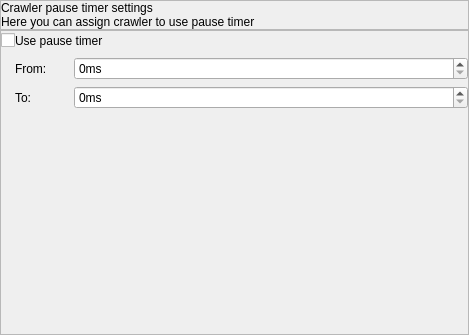
Above: seospider/ui/crawler_pause_settings_widget.ui from andrascii/RiveSolutions_SEO_Spider before the change. Below: the same form after it.
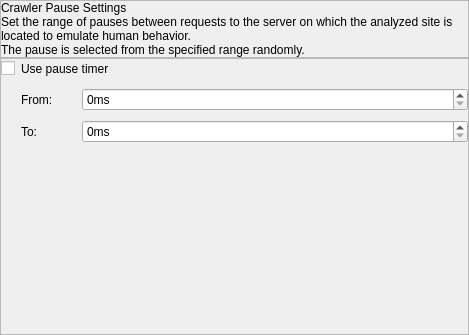
That is the form after the change.

What changed in the file:
```diff
--- a/seospider/ui/crawler_pause_settings_widget.ui
+++ b/seospider/ui/crawler_pause_settings_widget.ui
@@ -70,14 +70,18 @@
         <item>
          <widget class="QLabel" name="headerName">
           <property name="text">
-           <string>Crawler pause timer settings</string>
+           <string>Crawler Pause Settings</string>
           </property>
          </widget>
         </item>
         <item>
          <widget class="QLabel" name="text">
           <property name="text">
-           <string>Here you can assign crawler to use pause timer</string>
+           <string>Set the range of pauses between requests to the server on which the analyzed site is located to emulate human behavior.
+The pause is selected from the specified range randomly.</string>
+          </property>
+          <property name="wordWrap">
+           <bool>true</bool>
           </property>
          </widget>
         </item>
@@ -113,11 +117,11 @@
       <item>
        <layout class="QGridLayout" name="gridLayout">
         <property name="horizontalSpacing">
-         <number>0</number>
-        </property>
-        <property name="verticalSpacing">
          <number>6</number>
         </property>
+        <property name="verticalSpacing">
+         <number>9</number>
+        </property>
         <item row="0" column="4">
          <spacer name="horizontalSpacer">
           <property name="orientation">
@@ -158,13 +162,6 @@
           </property>
          </widget>
         </item>
-        <item row="2" column="1">
-         <widget class="QLabel" name="label_3">
-          <property name="text">
-           <string>To:</string>
-          </property>
-         </widget>
-        </item>
         <item row="1" column="3" colspan="2">
          <widget class="QSpinBox" name="fromPauseTimerSpinBox">
           <property name="suffix">
@@ -194,6 +191,13 @@
           </property>
          </widget>
         </item>
+        <item row="2" column="1" colspan="2">
+         <widget class="QLabel" name="label_3">
+          <property name="text">
+           <string>To:</string>
+          </property>
+         </widget>
+        </item>
        </layout>
       </item>
       <item>
```
